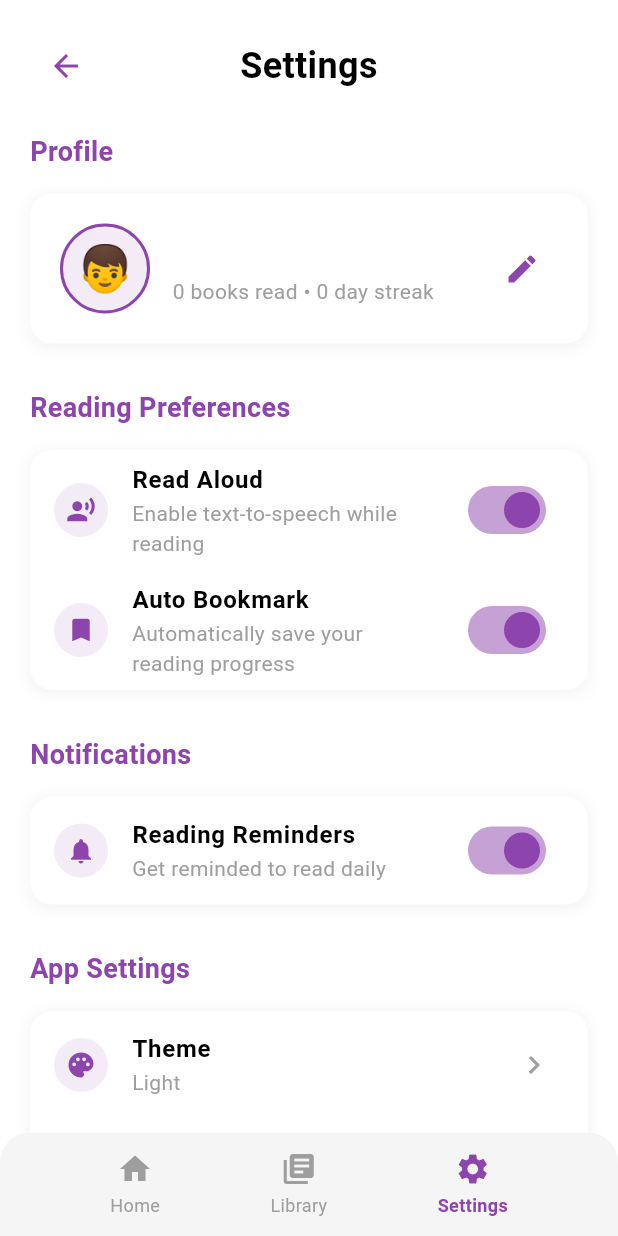
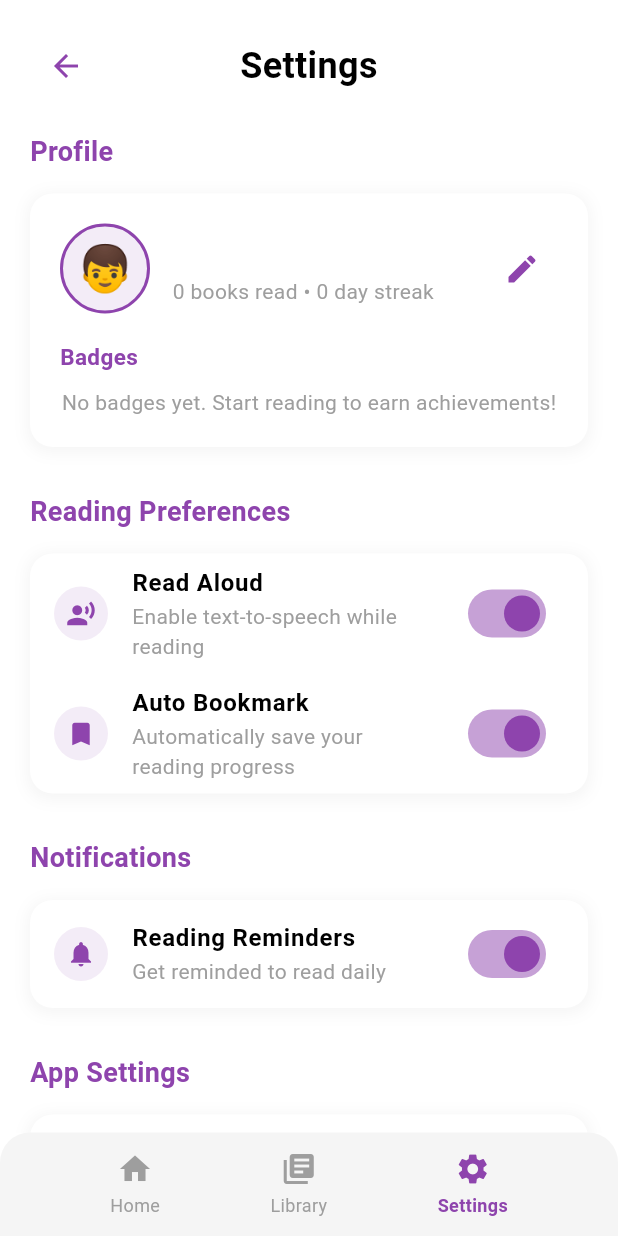
Before and after one commit to ads23b00108y/Readme_dev, a Flutter app: the ChildHomeScreen screen opened directly, after a tap on "Settings", on a phone screen of 412 x 824 dp. Run offline on Flutter 3.47's test engine with Material 3 defaults, Android fonts, the phone set to English and light mode, and no system bars; our stand-ins replace cached_network_image, cloud_firestore, firebase_auth, firebase_core, flutter_svg, flutter_tts and 2 more; missing offline and left inert: pdfx, syncfusion_flutter_pdf, syncfusion_flutter_pdfviewer; accounts and stored records are empty.

Commit message:
achievement o

```diff
--- a/lib/screens/child/library_screen.dart
+++ b/lib/screens/child/library_screen.dart
@@ -26,6 +26,8 @@ class _LibraryScreenState extends State<LibraryScreen> with TickerProviderStateM
   String? _selectedAgeRating;
   final List<String> _selectedTraits = [];
 
+  int? _lastPopupBooksRead; // To avoid duplicate popups
+
   @override
   void initState() {
     super.initState();
@@ -51,6 +53,10 @@ class _LibraryScreenState extends State<LibraryScreen> with TickerProviderStateM
       final authProvider = Provider.of<AuthProvider>(context, listen: false);
       final bookProvider = Provider.of<BookProvider>(context, listen: false);
 
+      // Listen for changes in totalBooksRead to show popup
+      final userProvider = Provider.of<UserProvider>(context, listen: false);
+      userProvider.addListener(_checkShowBooksReadPopup);
+
       if (authProvider.userId != null) {
         // Load books if not already loaded
         if (bookProvider.allBooks.isEmpty) {
@@ -65,6 +71,39 @@ class _LibraryScreenState extends State<LibraryScreen> with TickerProviderStateM
           SnackBar(
             content: Text('Error loading library: $e'),
             backgroundColor: Colors.red,
+          ),
+        );
+      }
+    }
+  }
+
+  @override
+  void dispose() {
+    // Remove listener to avoid memory leaks
+    try {
+      final userProvider = Provider.of<UserProvider>(context, listen: false);
+      userProvider.removeListener(_checkShowBooksReadPopup);
+    } catch (_) {}
+    _tabController.dispose();
+    _searchController.dispose();
+    super.dispose();
+  }
+
+  void _checkShowBooksReadPopup() {
+    if (!mounted) return;
+    final userProvider = Provider.of<UserProvider>(context, listen: false);
+    final int booksRead = userProvider.totalBooksRead;
+    // Only show for every 10 books, but not for badge milestones (handled elsewhere)
+    const badgeMilestones = [1, 3, 5, 10, 20, 25, 50, 75, 100, 200, 500, 1000];
+    if (booksRead > 0 && booksRead % 10 == 0 && !badgeMilestones.contains(booksRead)) {
+      if (_lastPopupBooksRead != booksRead) {
+        _lastPopupBooksRead = booksRead;
+        // Show congratulatory SnackBar
+        ScaffoldMessenger.of(context).showSnackBar(
+          SnackBar(
+            content: Text('Congratulations! You have read $booksRead books!'),
+            backgroundColor: Colors.deepPurple,
+            duration: const Duration(seconds: 3),
           ),
         );
       }
--- a/lib/screens/child/settings_screen.dart
+++ b/lib/screens/child/settings_screen.dart
@@ -2,6 +2,8 @@ import 'package:flutter/material.dart';
 import 'package:provider/provider.dart';
 import '../../providers/auth_provider.dart';
 import '../../providers/user_provider.dart';
+import '../../services/achievement_service.dart';
+import '../../widgets/profile_badges_widget.dart';
 import 'child_home_screen.dart';
 import 'library_screen.dart';
 import '../parent/parent_dashboard_screen.dart';
@@ -259,6 +261,10 @@ class _SettingsScreenState extends State<SettingsScreen> {
   }
 
   Widget _buildProfileCard(AuthProvider authProvider, UserProvider userProvider) {
+    return FutureBuilder<List<Achievement>>(
+      future: AchievementService().getUserAchievements(),
+      builder: (context, snapshot) {
+        final achievements = snapshot.data ?? [];
         return Container(
           width: double.infinity,
           padding: const EdgeInsets.all(20),
@@ -274,7 +280,10 @@ class _SettingsScreenState extends State<SettingsScreen> {
               ),
             ],
           ),
-      child: Row(
+          child: Column(
+            crossAxisAlignment: CrossAxisAlignment.start,
+            children: [
+              Row(
                 children: [
                   // Avatar
                   Container(
@@ -337,6 +346,22 @@ class _SettingsScreenState extends State<SettingsScreen> {
                   ),
                 ],
               ),
+              const SizedBox(height: 18),
+              // Badges
+              Text(
+                'Badges',
+                style: TextStyle(
+                  fontSize: 15,
+                  fontWeight: FontWeight.bold,
+                  color: Color(0xFF8E44AD),
+                ),
+              ),
+              const SizedBox(height: 10),
+              ProfileBadgesWidget(achievements: achievements),
+            ],
+          ),
+        );
+      },
     );
   }
 
--- /dev/null
+++ b/lib/widgets/profile_badges_widget.dart
@@ -0,0 +1,57 @@
+import 'package:flutter/material.dart';
+import '../../services/achievement_service.dart';
+
+class ProfileBadgesWidget extends StatelessWidget {
+  final List<Achievement> achievements;
+
+  const ProfileBadgesWidget({Key? key, required this.achievements}) : super(key: key);
+
+  @override
+  Widget build(BuildContext context) {
+    if (achievements.isEmpty) {
+      return const Center(
+        child: Text(
+          'No badges yet. Start reading to earn achievements!',
+          style: TextStyle(color: Colors.grey),
+        ),
+      );
+    }
+    return Wrap(
+      spacing: 16,
+      runSpacing: 16,
+      children: achievements.map((achievement) {
+        return _buildBadge(context, achievement);
+      }).toList(),
+    );
+  }
+
+  Widget _buildBadge(BuildContext context, Achievement achievement) {
+    return Column(
+      mainAxisSize: MainAxisSize.min,
+      children: [
+        CircleAvatar(
+          radius: 28,
+          backgroundColor: achievement.isUnlocked ? const Color(0xFF8E44AD) : Colors.grey[300],
+          child: Text(
+            achievement.emoji.isNotEmpty ? achievement.emoji : '🏅',
+            style: const TextStyle(fontSize: 28),
+          ),
+        ),
+        const SizedBox(height: 6),
+        Text(
+          achievement.name,
+          style: TextStyle(
+            fontSize: 13,
+            fontWeight: FontWeight.bold,
+            color: achievement.isUnlocked ? const Color(0xFF8E44AD) : Colors.grey,
+          ),
+        ),
+        if (!achievement.isUnlocked)
+          Text(
+            'Locked',
+            style: TextStyle(fontSize: 11, color: Colors.grey[500]),
+          ),
+      ],
+    );
+  }
+}
```
Also changed, not shown: lib/services/achievement_service.dart (+80 -0 lines). Lines whose indentation alone changed are shown as unchanged.
